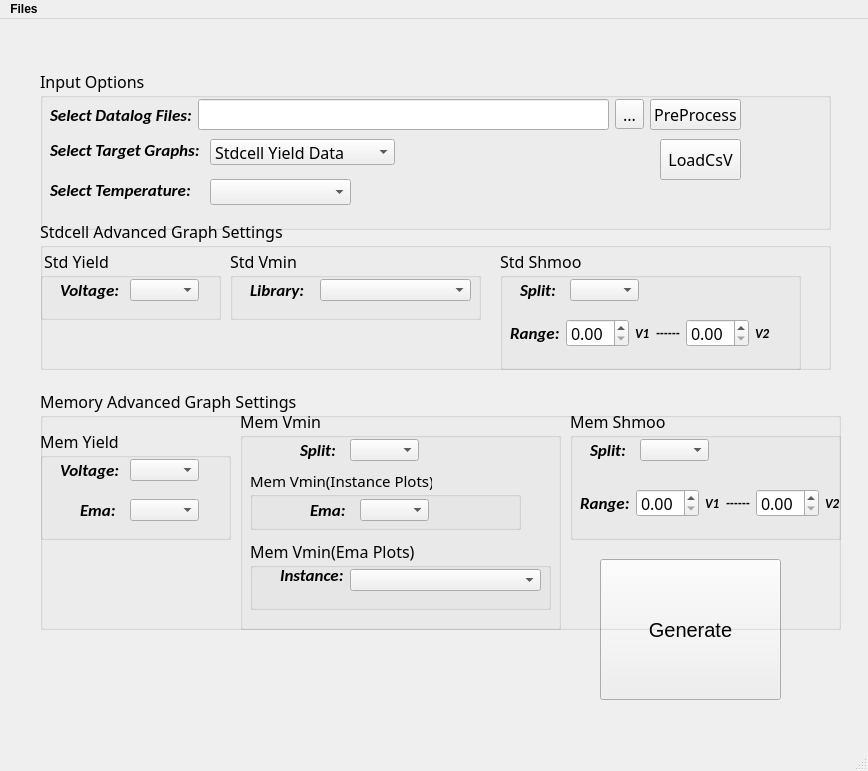
The window that Visualization/gui/vis.ui (tanyuzhuo/arm) describes before a commit, drawn with Qt 5.
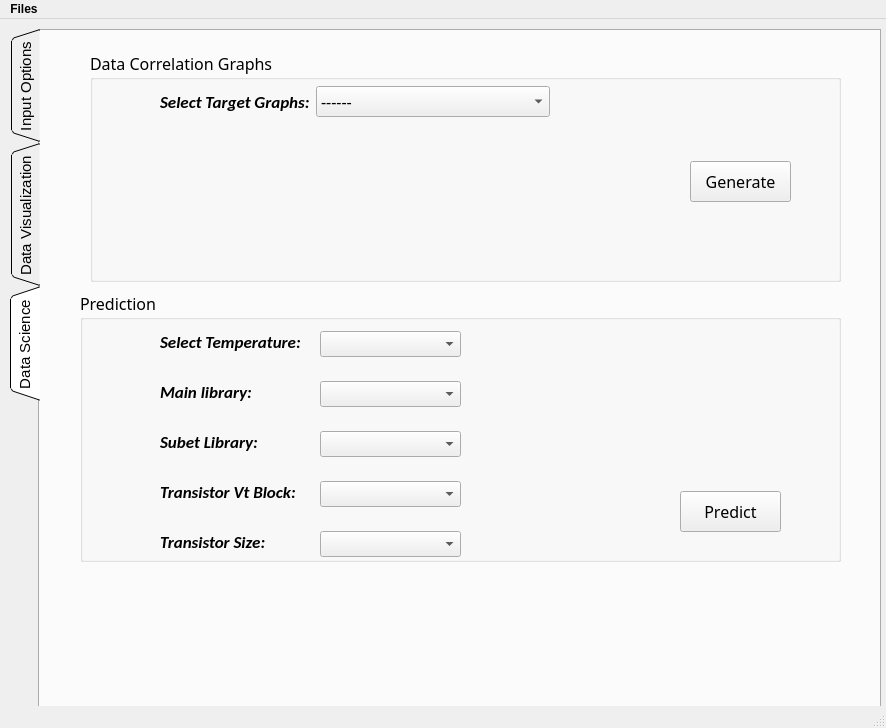
The same window after the commit. Icons and pictures are not drawn.

The edit to the form file:
```diff
--- a/Visualization/gui/vis.ui
+++ b/Visualization/gui/vis.ui
@@ -9,39 +9,63 @@
    <rect>
     <x>0</x>
     <y>0</y>
-    <width>868</width>
-    <height>771</height>
+    <width>886</width>
+    <height>728</height>
    </rect>
   </property>
   <property name="windowTitle">
    <string>Arm Test Chips Data Visualization</string>
   </property>
   <widget class="QWidget" name="centralwidget">
-   <widget class="QPushButton" name="pushButton">
+   <widget class="QTabWidget" name="tabWidget">
     <property name="geometry">
      <rect>
-      <x>600</x>
-      <y>540</y>
-      <width>181</width>
-      <height>141</height>
+      <x>10</x>
+      <y>10</y>
+      <width>871</width>
+      <height>691</height>
      </rect>
     </property>
     <property name="font">
      <font>
-      <pointsize>15</pointsize>
+      <pointsize>11</pointsize>
      </font>
     </property>
-    <property name="text">
-     <string>Generate</string>
+    <property name="tabPosition">
+     <enum>QTabWidget::West</enum>
     </property>
-   </widget>
+    <property name="tabShape">
+     <enum>QTabWidget::Triangular</enum>
+    </property>
+    <property name="currentIndex">
+     <number>2</number>
+    </property>
+    <property name="iconSize">
+     <size>
+      <width>16</width>
+      <height>16</height>
+     </size>
+    </property>
+    <property name="documentMode">
+     <bool>false</bool>
+    </property>
+    <property name="movable">
+     <bool>true</bool>
+    </property>
+    <property name="tabBarAutoHide">
+     <bool>false</bool>
+    </property>
+    <widget class="QWidget" name="tab">
+     <attribute name="title">
+      <string>Input Options</string>
+     </attribute>
    <widget class="QGroupBox" name="groupBox_Settings">
     <property name="geometry">
      <rect>
       <x>40</x>
-      <y>50</y>
-      <width>791</width>
-      <height>161</height>
+        <y>80</y>
+        <width>821</width>
+        <height>381</height>
      </rect>
     </property>
     <property name="font">
@@ -56,80 +80,13 @@
     <property name="flat">
      <bool>true</bool>
     </property>
-    <widget class="QLabel" name="label_Target">
+      <widget class="QWidget" name="layoutWidget">
      <property name="geometry">
       <rect>
        <x>10</x>
-       <y>70</y>
-       <width>150</width>
-       <height>21</height>
-      </rect>
-     </property>
-     <property name="font">
-      <font>
-       <family>Calibri</family>
-       <pointsize>13</pointsize>
-       <weight>75</weight>
-       <italic>true</italic>
-       <bold>true</bold>
-      </font>
-     </property>
-     <property name="text">
-      <string>Select Target Graphs:</string>
-     </property>
-    </widget>
-    <widget class="QComboBox" name="comboBox">
-     <property name="geometry">
-      <rect>
-       <x>170</x>
-       <y>70</y>
-       <width>185</width>
-       <height>26</height>
-      </rect>
-     </property>
-     <item>
-      <property name="text">
-       <string>Stdcell Yield Data</string>
-      </property>
-     </item>
-     <item>
-      <property name="text">
-       <string>Stdcell Vmin Data</string>
-      </property>
-     </item>
-     <item>
-      <property name="text">
-       <string>Stdcell Shmoo Data</string>
-      </property>
-     </item>
-     <item>
-      <property name="text">
-       <string>Memory Yield Data</string>
-      </property>
-     </item>
-     <item>
-      <property name="text">
-       <string>Memory Vmin Data (EMA)</string>
-      </property>
-     </item>
-     <item>
-      <property name="text">
-       <string>Memory Vmin Data (Instance)</string>
-      </property>
-     </item>
-     <item>
-      <property name="text">
-       <string>Memory Shmoo Data</string>
-      </property>
-     </item>
-    </widget>
-    <widget class="QWidget" name="">
-     <property name="geometry">
-      <rect>
-       <x>10</x>
-       <y>29</y>
-       <width>691</width>
-       <height>33</height>
+         <y>30</y>
+         <width>731</width>
+         <height>41</height>
       </rect>
      </property>
      <layout class="QHBoxLayout" name="horizontalLayout">
@@ -152,7 +109,7 @@
        </widget>
       </item>
       <item>
-       <widget class="QLineEdit" name="lineEdit"/>
+         <widget class="QTextEdit" name="textEdit"/>
       </item>
       <item>
        <widget class="QToolButton" name="toolButton">
@@ -173,8 +130,8 @@
     <widget class="QLabel" name="label_5">
      <property name="geometry">
       <rect>
-       <x>710</x>
-       <y>80</y>
+         <x>730</x>
+         <y>130</y>
        <width>61</width>
        <height>31</height>
       </rect>
@@ -189,8 +146,8 @@
     <widget class="QPushButton" name="pushButton_2">
      <property name="geometry">
       <rect>
-       <x>620</x>
-       <y>70</y>
+         <x>650</x>
+         <y>120</y>
        <width>81</width>
        <height>41</height>
       </rect>
@@ -199,13 +156,26 @@
       <string>LoadCsV</string>
      </property>
     </widget>
-    <widget class="QLabel" name="label_Temp">
+      <widget class="QProgressBar" name="progressBar">
+       <property name="geometry">
+        <rect>
+         <x>160</x>
+         <y>120</y>
+         <width>481</width>
+         <height>31</height>
+        </rect>
+       </property>
+       <property name="value">
+        <number>24</number>
+       </property>
+      </widget>
+      <widget class="QLabel" name="label_Target_3">
      <property name="geometry">
       <rect>
        <x>10</x>
-       <y>110</y>
-       <width>140</width>
-       <height>21</height>
+         <y>120</y>
+         <width>150</width>
+         <height>31</height>
       </rect>
      </property>
      <property name="font">
@@ -218,26 +188,37 @@
       </font>
      </property>
      <property name="text">
-      <string>Select Temperature:</string>
-     </property>
-    </widget>
-    <widget class="QComboBox" name="comboBox_Temp">
+        <string>Preprocess Status:</string>
+       </property>
+      </widget>
+     </widget>
+     <widget class="QLabel" name="label_8">
      <property name="geometry">
       <rect>
-       <x>170</x>
-       <y>110</y>
-       <width>141</width>
-       <height>26</height>
-      </rect>
-     </property>
-    </widget>
-   </widget>
+        <x>20</x>
+        <y>500</y>
+        <width>201</width>
+        <height>151</height>
+       </rect>
+      </property>
+      <property name="styleSheet">
+       <string notr="true">image: url(:/csv/logo.png);</string>
+      </property>
+      <property name="text">
+       <string/>
+      </property>
+     </widget>
+    </widget>
+    <widget class="QWidget" name="vis">
+     <attribute name="title">
+      <string>Data Visualization</string>
+     </attribute>
    <widget class="QGroupBox" name="groupBox">
     <property name="geometry">
      <rect>
-      <x>40</x>
-      <y>200</y>
-      <width>791</width>
+        <x>20</x>
+        <y>110</y>
+        <width>811</width>
       <height>151</height>
      </rect>
     </property>
@@ -307,7 +288,7 @@
        <x>190</x>
        <y>30</y>
        <width>251</width>
-       <height>71</height>
+         <height>121</height>
       </rect>
      </property>
      <property name="title">
@@ -390,7 +371,7 @@
        </rect>
       </property>
      </widget>
-     <widget class="QWidget" name="">
+       <widget class="QWidget" name="layoutWidget_3">
       <property name="geometry">
        <rect>
         <x>10</x>
@@ -474,12 +455,46 @@
      </widget>
     </widget>
    </widget>
+     <widget class="QPushButton" name="pushButton">
+      <property name="geometry">
+       <rect>
+        <x>580</x>
+        <y>510</y>
+        <width>181</width>
+        <height>141</height>
+       </rect>
+      </property>
+      <property name="font">
+       <font>
+        <pointsize>15</pointsize>
+       </font>
+      </property>
+      <property name="text">
+       <string>Generate</string>
+      </property>
+     </widget>
+     <widget class="QLabel" name="label_4">
+      <property name="geometry">
+       <rect>
+        <x>10</x>
+        <y>500</y>
+        <width>201</width>
+        <height>151</height>
+       </rect>
+      </property>
+      <property name="styleSheet">
+       <string notr="true">image: url(:/csv/logo.png);</string>
+      </property>
+      <property name="text">
+       <string/>
+      </property>
+     </widget>
    <widget class="QGroupBox" name="groupBox_2">
     <property name="geometry">
      <rect>
-      <x>40</x>
-      <y>370</y>
-      <width>801</width>
+        <x>10</x>
+        <y>270</y>
+        <width>821</width>
       <height>241</height>
      </rect>
     </property>
@@ -575,7 +590,7 @@
     <widget class="QGroupBox" name="groupBox_MemShmoo">
      <property name="geometry">
       <rect>
-       <x>530</x>
+         <x>540</x>
        <y>20</y>
        <width>271</width>
        <height>131</height>
@@ -704,7 +719,7 @@
       <rect>
        <x>200</x>
        <y>20</y>
-       <width>321</width>
+         <width>331</width>
        <height>221</height>
       </rect>
      </property>
@@ -720,7 +735,7 @@
      <widget class="QLabel" name="label_Lib_3">
       <property name="geometry">
        <rect>
-        <x>60</x>
+          <x>20</x>
         <y>30</y>
         <width>71</width>
         <height>21</height>
@@ -742,7 +757,7 @@
      <widget class="QComboBox" name="comboBox_SplitVmin">
       <property name="geometry">
        <rect>
-        <x>110</x>
+          <x>70</x>
         <y>30</y>
         <width>69</width>
         <height>22</height>
@@ -851,15 +866,447 @@
        </property>
       </widget>
      </widget>
-    </widget>
-   </widget>
-   <widget class="QLabel" name="label_4">
+       <widget class="QDoubleSpinBox" name="vspecMem">
+        <property name="geometry">
+         <rect>
+          <x>250</x>
+          <y>30</y>
+          <width>62</width>
+          <height>26</height>
+         </rect>
+        </property>
+       </widget>
+       <widget class="QLabel" name="label_Lib_4">
+        <property name="geometry">
+         <rect>
+          <x>150</x>
+          <y>30</y>
+          <width>101</width>
+          <height>21</height>
+         </rect>
+        </property>
+        <property name="font">
+         <font>
+          <family>Calibri</family>
+          <pointsize>13</pointsize>
+          <weight>75</weight>
+          <italic>true</italic>
+          <bold>true</bold>
+         </font>
+        </property>
+        <property name="text">
+         <string>Voltage Spec:</string>
+        </property>
+       </widget>
+      </widget>
+     </widget>
+     <widget class="QComboBox" name="comboBox_Temp">
     <property name="geometry">
      <rect>
-      <x>20</x>
-      <y>560</y>
-      <width>201</width>
-      <height>151</height>
+        <x>210</x>
+        <y>70</y>
+        <width>141</width>
+        <height>26</height>
+       </rect>
+      </property>
+     </widget>
+     <widget class="QLabel" name="label_Temp_2">
+      <property name="geometry">
+       <rect>
+        <x>50</x>
+        <y>70</y>
+        <width>140</width>
+        <height>21</height>
+       </rect>
+      </property>
+      <property name="font">
+       <font>
+        <family>Calibri</family>
+        <pointsize>13</pointsize>
+        <weight>75</weight>
+        <italic>true</italic>
+        <bold>true</bold>
+       </font>
+      </property>
+      <property name="text">
+       <string>Select Temperature:</string>
+      </property>
+     </widget>
+     <widget class="QWidget" name="layoutWidget_7">
+      <property name="geometry">
+       <rect>
+        <x>50</x>
+        <y>20</y>
+        <width>390</width>
+        <height>41</height>
+       </rect>
+      </property>
+      <layout class="QHBoxLayout" name="horizontalLayout_7">
+       <item>
+        <widget class="QLabel" name="label_Target">
+         <property name="font">
+          <font>
+           <family>Calibri</family>
+           <pointsize>13</pointsize>
+           <weight>75</weight>
+           <italic>true</italic>
+           <bold>true</bold>
+          </font>
+         </property>
+         <property name="text">
+          <string>Select Target Graphs:</string>
+         </property>
+        </widget>
+       </item>
+       <item>
+        <widget class="QComboBox" name="comboBox">
+         <item>
+          <property name="text">
+           <string>------</string>
+          </property>
+         </item>
+         <item>
+          <property name="text">
+           <string>Stdcell Yield Data</string>
+          </property>
+         </item>
+         <item>
+          <property name="text">
+           <string>Stdcell Vmin Data</string>
+          </property>
+         </item>
+         <item>
+          <property name="text">
+           <string>Stdcell Shmoo Data</string>
+          </property>
+         </item>
+         <item>
+          <property name="text">
+           <string>Memory Yield Data</string>
+          </property>
+         </item>
+         <item>
+          <property name="text">
+           <string>Memory Vmin Data (EMA)</string>
+          </property>
+         </item>
+         <item>
+          <property name="text">
+           <string>Memory Vmin Data (Instance)</string>
+          </property>
+         </item>
+         <item>
+          <property name="text">
+           <string>Memory Shmoo Data</string>
+          </property>
+         </item>
+        </widget>
+       </item>
+      </layout>
+     </widget>
+    </widget>
+    <widget class="QWidget" name="sci">
+     <attribute name="title">
+      <string>Data Science</string>
+     </attribute>
+     <widget class="QGroupBox" name="groupBox_Cor">
+      <property name="geometry">
+       <rect>
+        <x>50</x>
+        <y>20</y>
+        <width>751</width>
+        <height>231</height>
+       </rect>
+      </property>
+      <property name="font">
+       <font>
+        <family>DINPro-Regular</family>
+        <pointsize>12</pointsize>
+       </font>
+      </property>
+      <property name="title">
+       <string>Data Correlation Graphs  </string>
+      </property>
+      <widget class="QWidget" name="layoutWidget_8">
+       <property name="geometry">
+        <rect>
+         <x>70</x>
+         <y>30</y>
+         <width>390</width>
+         <height>41</height>
+        </rect>
+       </property>
+       <layout class="QHBoxLayout" name="horizontalLayout_8">
+        <item>
+         <widget class="QLabel" name="label_Target_5">
+          <property name="font">
+           <font>
+            <family>Calibri</family>
+            <pointsize>13</pointsize>
+            <weight>75</weight>
+            <italic>true</italic>
+            <bold>true</bold>
+           </font>
+          </property>
+          <property name="text">
+           <string>Select Target Graphs:</string>
+          </property>
+         </widget>
+        </item>
+        <item>
+         <widget class="QComboBox" name="comboBox_3">
+          <item>
+           <property name="text">
+            <string>------</string>
+           </property>
+          </item>
+          <item>
+           <property name="text">
+            <string>Boxplots of Observed SC Vmin by Process and Temperature</string>
+           </property>
+          </item>
+          <item>
+           <property name="text">
+            <string>Boxplots of Observed SC Vmin by Library and Temperature</string>
+           </property>
+          </item>
+          <item>
+           <property name="text">
+            <string>Correlation Box Graph</string>
+           </property>
+          </item>
+          <item>
+           <property name="text">
+            <string>Leakage Relation Graph</string>
+           </property>
+          </item>
+          <item>
+           <property name="text">
+            <string>Leakage Relation Graph 2</string>
+           </property>
+          </item>
+         </widget>
+        </item>
+       </layout>
+      </widget>
+      <widget class="QPushButton" name="pushButton_Sci">
+       <property name="geometry">
+        <rect>
+         <x>600</x>
+         <y>110</y>
+         <width>101</width>
+         <height>41</height>
+        </rect>
+       </property>
+       <property name="text">
+        <string>Generate</string>
+       </property>
+      </widget>
+     </widget>
+     <widget class="QGroupBox" name="groupBox_7">
+      <property name="geometry">
+       <rect>
+        <x>40</x>
+        <y>260</y>
+        <width>761</width>
+        <height>271</height>
+       </rect>
+      </property>
+      <property name="font">
+       <font>
+        <family>DINPro-Regular</family>
+        <pointsize>12</pointsize>
+       </font>
+      </property>
+      <property name="title">
+       <string>Prediction</string>
+      </property>
+      <widget class="QComboBox" name="comboBox_Temp_P">
+       <property name="geometry">
+        <rect>
+         <x>240</x>
+         <y>40</y>
+         <width>141</width>
+         <height>26</height>
+        </rect>
+       </property>
+      </widget>
+      <widget class="QLabel" name="label_Temp_3">
+       <property name="geometry">
+        <rect>
+         <x>80</x>
+         <y>40</y>
+         <width>140</width>
+         <height>21</height>
+        </rect>
+       </property>
+       <property name="font">
+        <font>
+         <family>Calibri</family>
+         <pointsize>13</pointsize>
+         <weight>75</weight>
+         <italic>true</italic>
+         <bold>true</bold>
+        </font>
+       </property>
+       <property name="text">
+        <string>Select Temperature:</string>
+       </property>
+      </widget>
+      <widget class="QComboBox" name="comboBox_Mainlib">
+       <property name="geometry">
+        <rect>
+         <x>240</x>
+         <y>90</y>
+         <width>141</width>
+         <height>26</height>
+        </rect>
+       </property>
+      </widget>
+      <widget class="QLabel" name="label_Temp_10">
+       <property name="geometry">
+        <rect>
+         <x>80</x>
+         <y>90</y>
+         <width>140</width>
+         <height>21</height>
+        </rect>
+       </property>
+       <property name="font">
+        <font>
+         <family>Calibri</family>
+         <pointsize>13</pointsize>
+         <weight>75</weight>
+         <italic>true</italic>
+         <bold>true</bold>
+        </font>
+       </property>
+       <property name="text">
+        <string>Main library:</string>
+       </property>
+      </widget>
+      <widget class="QLabel" name="label_Temp_11">
+       <property name="geometry">
+        <rect>
+         <x>80</x>
+         <y>140</y>
+         <width>140</width>
+         <height>21</height>
+        </rect>
+       </property>
+       <property name="font">
+        <font>
+         <family>Calibri</family>
+         <pointsize>13</pointsize>
+         <weight>75</weight>
+         <italic>true</italic>
+         <bold>true</bold>
+        </font>
+       </property>
+       <property name="text">
+        <string>Subet Library:</string>
+       </property>
+      </widget>
+      <widget class="QComboBox" name="comboBox_Sublib">
+       <property name="geometry">
+        <rect>
+         <x>240</x>
+         <y>140</y>
+         <width>141</width>
+         <height>26</height>
+        </rect>
+       </property>
+      </widget>
+      <widget class="QLabel" name="label_Temp_12">
+       <property name="geometry">
+        <rect>
+         <x>80</x>
+         <y>190</y>
+         <width>140</width>
+         <height>21</height>
+        </rect>
+       </property>
+       <property name="font">
+        <font>
+         <family>Calibri</family>
+         <pointsize>13</pointsize>
+         <weight>75</weight>
+         <italic>true</italic>
+         <bold>true</bold>
+        </font>
+       </property>
+       <property name="text">
+        <string>Transistor Vt Block:</string>
+       </property>
+      </widget>
+      <widget class="QComboBox" name="comboBox_Vt">
+       <property name="geometry">
+        <rect>
+         <x>240</x>
+         <y>190</y>
+         <width>141</width>
+         <height>26</height>
+        </rect>
+       </property>
+      </widget>
+      <widget class="QComboBox" name="comboBox_Size">
+       <property name="geometry">
+        <rect>
+         <x>240</x>
+         <y>240</y>
+         <width>141</width>
+         <height>26</height>
+        </rect>
+       </property>
+       <property name="font">
+        <font>
+         <pointsize>10</pointsize>
+        </font>
+       </property>
+      </widget>
+      <widget class="QLabel" name="label_Temp_13">
+       <property name="geometry">
+        <rect>
+         <x>80</x>
+         <y>240</y>
+         <width>140</width>
+         <height>21</height>
+        </rect>
+       </property>
+       <property name="font">
+        <font>
+         <family>Calibri</family>
+         <pointsize>13</pointsize>
+         <weight>75</weight>
+         <italic>true</italic>
+         <bold>true</bold>
+        </font>
+       </property>
+       <property name="text">
+        <string>Transistor Size:</string>
+       </property>
+      </widget>
+      <widget class="QPushButton" name="pushButton_5">
+       <property name="geometry">
+        <rect>
+         <x>600</x>
+         <y>200</y>
+         <width>101</width>
+         <height>41</height>
+        </rect>
+       </property>
+       <property name="text">
+        <string>Predict</string>
+       </property>
+      </widget>
+     </widget>
+     <widget class="QLabel" name="label_9">
+      <property name="geometry">
+       <rect>
+        <x>10</x>
+        <y>540</y>
+        <width>181</width>
+        <height>121</height>
      </rect>
     </property>
     <property name="styleSheet">
@@ -868,6 +1315,8 @@
     <property name="text">
      <string/>
     </property>
+     </widget>
+    </widget>
    </widget>
   </widget>
   <widget class="QMenuBar" name="menubar">
@@ -875,7 +1324,7 @@
     <rect>
      <x>0</x>
      <y>0</y>
-     <width>868</width>
+     <width>886</width>
      <height>23</height>
     </rect>
    </property>
```
Left out of the diff: 32 changed lines with no effect on the pictures. Lines whose indentation alone changed are shown as unchanged.
